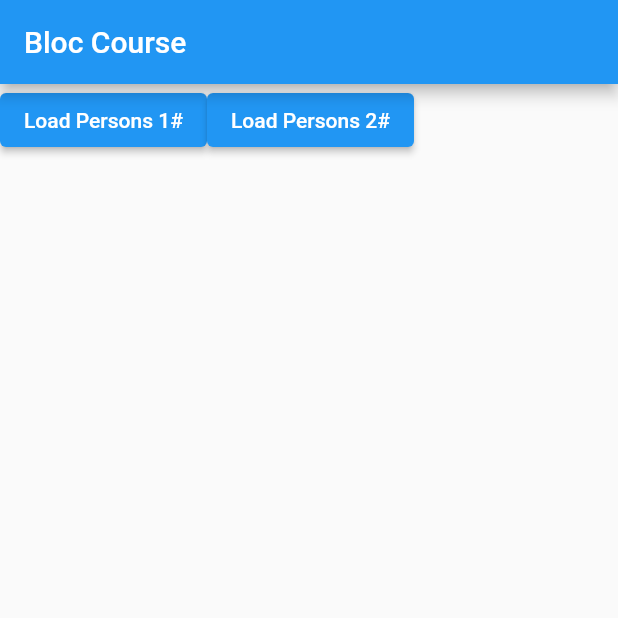
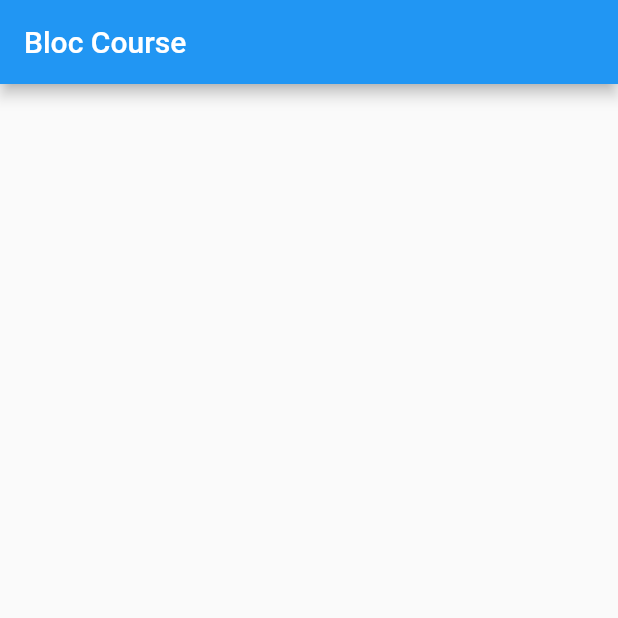
Before and after one commit to ouais123/Bloc-Course, a Flutter app: the screen it shows after launch, on a phone screen of 412 x 824 dp, the top half of it. Run offline on Flutter 3.47's test engine with Material 2 defaults, Android fonts, the phone set to English and light mode, and no system bars.

Commit message:
delete all files pre example

```diff
--- a/analysis_options.yaml
+++ b/analysis_options.yaml
@@ -23,7 +23,8 @@ linter:
   # producing the lint.
   rules:
     # avoid_print: false  # Uncomment to disable the `avoid_print` rule
-    # prefer_single_quotes: true  # Uncomment to enable the `prefer_single_quotes` rule
+    prefer_single_quotes: true  # Uncomment to enable the `prefer_single_quotes` rule
+    require_trailing_commas: true
 
 # Additional information about this file can be found at
 # https://dart.dev/guides/language/analysis-options
--- a/lib/bloc/bloc_actions.dart
+++ /dev/null
@@ -1,23 +0,0 @@
-import 'package:bloc_course/bloc/person.dart';
-import 'package:flutter/foundation.dart';
-
-const String person1Url = "http://127.0.0.1:5500/api/person1.json";
-const String person2Url = "http://127.0.0.1:5500/api/person2.json";
-
-typedef PersonLoader = Future<Iterable<Person>> Function(String url);
-
-@immutable
-abstract class LoadAction {
-  const LoadAction();
-}
-
-@immutable
-class LoadPersonAction implements LoadAction {
-  final String url;
-  final PersonLoader loader;
-
-  const LoadPersonAction({
-    required this.url,
-    required this.loader,
-  });
-}
--- a/lib/bloc/person.dart
+++ /dev/null
@@ -1,16 +0,0 @@
-import 'package:flutter/foundation.dart' show immutable;
-
-@immutable
-class Person {
-  final String name;
-  final int age;
-
-  const Person({
-    required this.name,
-    required this.age,
-  });
-
-  Person.fromMap(Map<String, dynamic> map)
-      : name = map['name'] ?? '',
-        age = map['age'] ?? 0;
-}
--- a/lib/bloc/person_bloc.dart
+++ /dev/null
@@ -1,59 +0,0 @@
-import 'package:bloc_course/bloc/bloc_actions.dart';
-import 'package:flutter/foundation.dart' show immutable;
-import 'package:bloc/bloc.dart';
-import 'package:bloc_course/bloc/person.dart';
-
-extension IsEqualToIgnoringOrdering<T> on Iterable<T> {
-  // list 1 [a b c]
-// list 2 [b c d]
-//intersection [b c] == length
-  bool isEqualToIgnoringOrdering(Iterable<T> other) =>
-      length == other.length &&
-      {...this}.intersection({...other}).length == length;
-}
-
-@immutable
-class FetchResult {
-  final Iterable<Person> persons;
-  final bool isCashed;
-
-  const FetchResult({
-    required this.persons,
-    required this.isCashed,
-  });
-
-  @override
-  bool operator ==(covariant FetchResult other) =>
-      persons.isEqualToIgnoringOrdering(other.persons) &&
-      isCashed == other.isCashed;
-
-  @override
-  int get hashCode => Object.hash(persons, isCashed);
-}
-
-class PersonBloc extends Bloc<LoadAction, FetchResult?> {
-  final Map<String, Iterable<Person>> cashe = {};
-
-  PersonBloc() : super(null) {
-    on<LoadPersonAction>((event, emit) async {
-      final url = event.url;
-      if (cashe.containsKey(url)) {
-        final persons = cashe[url]!;
-        final fetchResult = FetchResult(
-          persons: persons,
-          isCashed: true,
-        );
-        emit(fetchResult);
-      } else {
-        final loader = event.loader;
-        final persons = await loader(url);
-        cashe[url] = persons;
-        final fetchResult = FetchResult(
-          persons: persons,
-          isCashed: false,
-        );
-        emit(fetchResult);
-      }
-    });
-  }
-}
--- a/lib/main.dart
+++ b/lib/main.dart
@@ -1,23 +1,8 @@
-import 'dart:convert';
-import 'dart:io';
-
-import 'package:bloc_course/bloc/bloc_actions.dart';
-import 'package:bloc_course/bloc/person.dart';
-import 'package:bloc_course/bloc/person_bloc.dart';
 import 'package:flutter/material.dart';
-import 'package:flutter_bloc/flutter_bloc.dart';
 
 extension Subscript<T> on Iterable<T> {
   T? operator [](int index) => length > index ? elementAt(index) : null;
 }
-
-
-Future<Iterable<Person>> getPersons(String url) => HttpClient()
-    .getUrl(Uri.parse(url))
-    .then((req) => req.close())
-    .then((res) => res.transform(utf8.decoder).join())
-    .then((str) => json.decode(str) as List<dynamic>)
-    .then((list) => list.map((e) => Person.fromMap(e)));
 
 void main() {
   runApp(const MyApp());
@@ -33,10 +18,7 @@ class MyApp extends StatelessWidget {
       theme: ThemeData(
         primarySwatch: Colors.blue,
       ),
-      home: BlocProvider(
-        create: (context) => PersonBloc(),
-        child: const MyHomePage(),
-      ),
+      home: const MyHomePage(),
     );
   }
 }
@@ -53,58 +35,9 @@ class _MyHomePageState extends State<MyHomePage> {
   Widget build(BuildContext context) {
     return Scaffold(
       appBar: AppBar(
-        title: const Text("Bloc Course"),
+        title: const Text('Bloc Course'),
       ),
-      body: Center(
-        child: Column(
-          children: [
-            Row(
-              children: [
-                ElevatedButton(
-                  onPressed: () => context.read<PersonBloc>().add(
-                        const LoadPersonAction(
-                          url: person1Url,
-                          loader: getPersons,
-                        ),
-                      ),
-                  child: const Text("Load Persons 1#"),
-                ),
-                ElevatedButton(
-                  onPressed: () => context.read<PersonBloc>().add(
-                        const LoadPersonAction(
-                          url: person2Url,
-                          loader: getPersons,
-                        ),
-                      ),
-                  child: const Text("Load Persons 2#"),
-                ),
-              ],
-            ),
-            BlocBuilder<PersonBloc, FetchResult?>(
-              buildWhen: (previous, current) {
-                return previous?.persons != current?.persons;
-              },
-              builder: (_, fetchResult) {
-                final persons = fetchResult?.persons;
-                if (persons == null) return const SizedBox.shrink();
-
-                return Expanded(
-                  child: ListView.builder(
-                    itemCount: persons.length,
-                    itemBuilder: (_, index) {
-                      final person = persons[index]!;
-                      return ListTile(
-                        title: Text(person.name),
-                        subtitle: Text(person.age.toString()),
-                      );
-                    },
-                  ),
-                );
-              },
-            ),
-          ],
-        ),
-      ),
+      body: Container(),
     );
   }
 }
--- a/pubspec.yaml
+++ b/pubspec.yaml
@@ -37,6 +37,7 @@ dependencies:
   cupertino_icons: ^1.0.2
   bloc: ^8.1.1
   flutter_bloc: ^8.1.2
+  flutter_hooks: ^0.18.6
 
 dev_dependencies:
   flutter_test:
```
Also changed, not shown: pubspec.lock, 1 other file.
